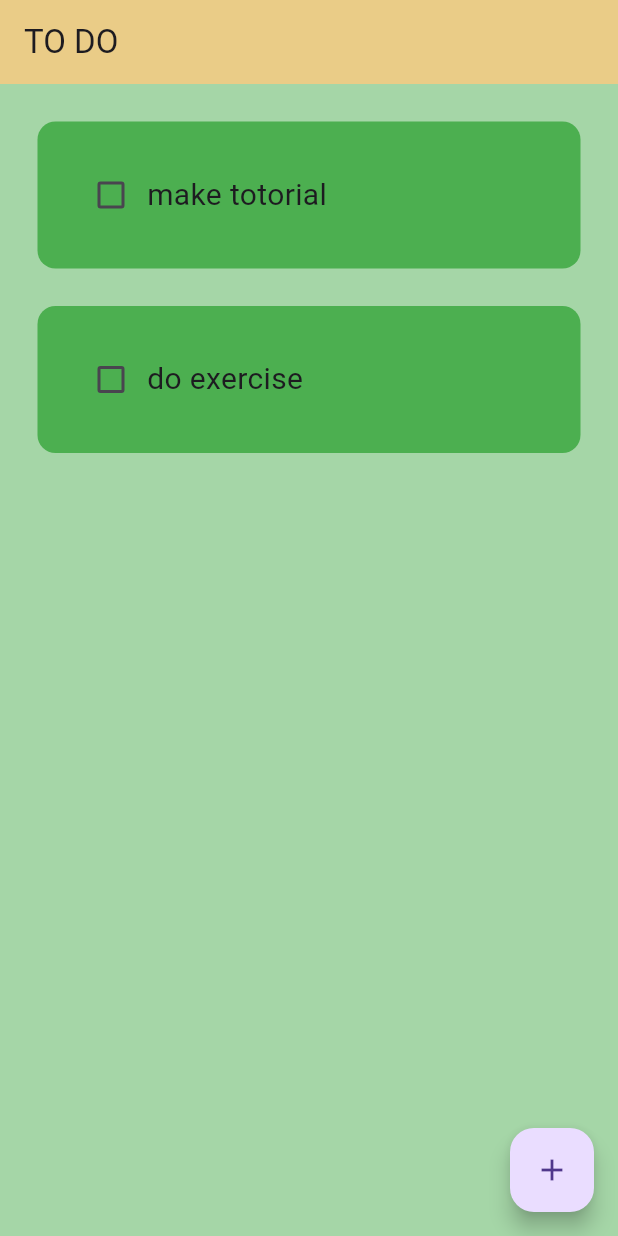
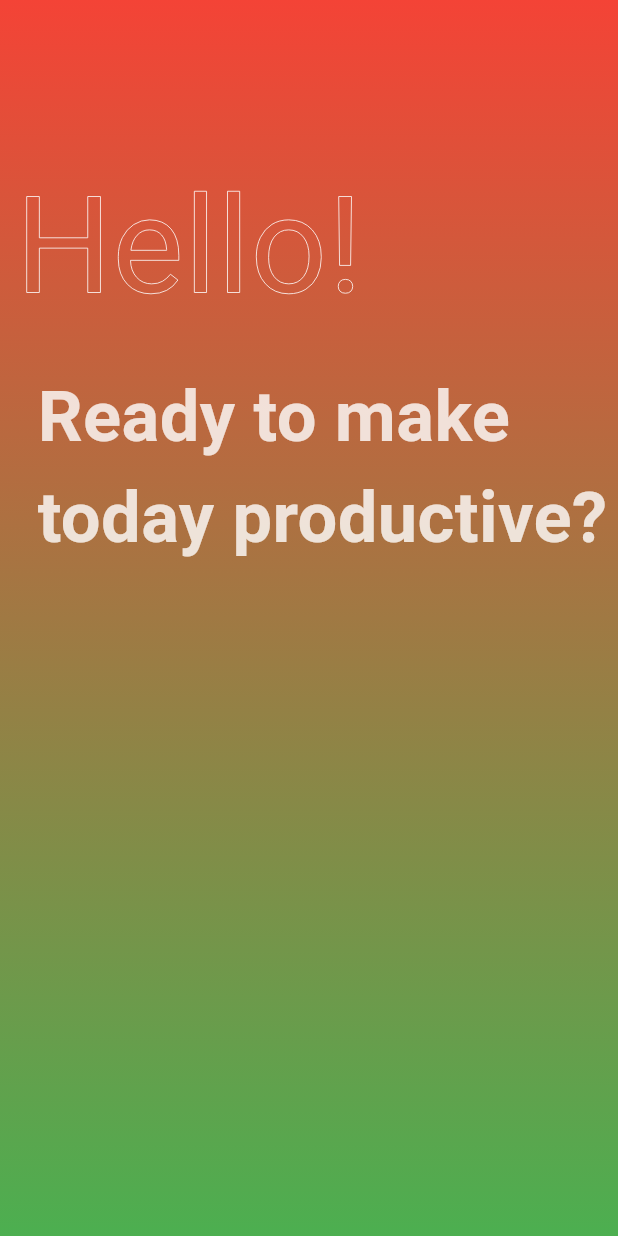
Before and after one commit to Dave-notch/dummy_test_app, a Flutter app: the screen it shows after launch, on a phone screen of 412 x 824 dp. Run offline on Flutter 3.47's test engine with Material 3 defaults, Android fonts, the phone set to English and light mode, and no system bars; our stand-ins replace device_preview, google_fonts.

Commit message:
styled Todo app pro

```diff
--- a/analysis_options.yaml
+++ b/analysis_options.yaml
@@ -10,6 +10,8 @@
 analyzer:
   errors:
     sort_child_properties_last: ignore
+    must_be_immutable: ignore
+    strict_top_level_inference: ignore
 include: package:flutter_lints/flutter.yaml
 
 linter:
--- a/lib/main.dart
+++ b/lib/main.dart
@@ -1,6 +1,8 @@
 // ignore_for_file: unused_import
 import 'package:device_preview/device_preview.dart';
 import 'package:dummy_test_app/pages/Home_page.dart';
+import 'package:dummy_test_app/pages/gettin_started.dart';
+import 'package:dummy_test_app/pages/welcome.dart';
 import 'package:flutter/material.dart';
 
 void main() {
@@ -22,8 +24,12 @@ class MyApp extends StatelessWidget {
       locale: DevicePreview.locale(context),
       builder: DevicePreview.appBuilder,
       debugShowCheckedModeBanner: false,
-      home: HomePage(),
+      home: WelcomePage(),
       theme: ThemeData(primarySwatch: Colors.green),
+      routes: {
+        '/Homepage': (context) => HomePage(),
+        '/getStarted': (context) => getStarted(),
+      },
     );
   }
 }
--- /dev/null
+++ b/lib/pages/welcome.dart
@@ -0,0 +1,79 @@
+import 'package:flutter/material.dart';
+
+class WelcomePage extends StatelessWidget {
+  const WelcomePage({super.key});
+
+  @override
+  Widget build(BuildContext context) {
+    return Scaffold(
+      body: Container(
+        decoration: BoxDecoration(
+          gradient: LinearGradient(
+            begin: Alignment.bottomCenter,
+            end: Alignment.topCenter,
+            colors: [Colors.green, Colors.red],
+          ),
+        ),
+        child: Column(
+          children: [
+            Padding(
+              padding: const EdgeInsets.only(top: 100, right: 160),
+              child: Text(
+                "Hello!",
+                style: TextStyle(
+                  fontSize: 90,
+                  foreground: Paint()
+                    ..style = PaintingStyle.stroke
+                    ..strokeWidth = 0
+                    ..color = Colors.white.withOpacity(0.8),
+                ),
+              ),
+            ),
+
+            Padding(
+              padding: const EdgeInsets.only(left: 25, top: 15),
+              child: Text(
+                "Ready to make today productive?",
+                style: TextStyle(
+                  fontSize: 47,
+                  fontWeight: FontWeight.bold,
+                  foreground: Paint()..color = Colors.white.withOpacity(0.8),
+                ),
+              ),
+            ),
+            Padding(
+              padding: const EdgeInsets.only(top: 450, left: 210, right: 20),
+              child: ClipRRect(
+                borderRadius: BorderRadius.circular(30),
+                child: Material(
+                  color: const Color.fromARGB(255, 229, 234, 230),
+                  child: ListTile(
+                    leading: Center(
+                      child: Icon(
+                        Icons.next_plan,
+                        color: const Color.fromARGB(255, 0, 0, 0),
+                      ),
+                    ),
+                    title: Center(
+                      child: Text(
+                        'Next',
+                        style: TextStyle(
+                          fontSize: 20,
+                          color: const Color.fromARGB(255, 0, 0, 0),
+                        ),
+                      ),
+                    ),
+
+                    onTap: () {
+                      Navigator.pushNamed(context, '/getStarted');
+                    },
+                  ),
+                ),
+              ),
+            ),
+          ],
+        ),
+      ),
+    );
+  }
+}
--- a/pubspec.yaml
+++ b/pubspec.yaml
@@ -39,6 +39,7 @@ dependencies:
   # The following adds the Cupertino Icons font to your application.
   # Use with the CupertinoIcons class for iOS style icons.
   cupertino_icons: ^1.0.8
+  flutter_slidable: ^1.2.0
 
 dev_dependencies:
   flutter_test:
```
Also changed, not shown: lib/Utilities/dialog_box.dart (+62 -9 lines), lib/Utilities/my_button.dart (+9 -3 lines), lib/pages/Home_page.dart (+36 -6 lines), lib/pages/gettin_started.dart (added, +75 -0 lines), pubspec.lock.
